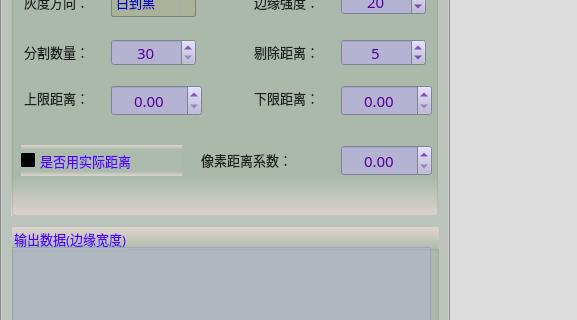
First picture: the form in QPlugins/GeometryMeasure/EdgeWidthMeasure/frmEdgeWidthMeasure.ui, repository qqqkoko123/opencv4workflow, before the edit; both pictures show x 0 to 577 and y 225 to 545 of the 1160 by 655 pixel window.
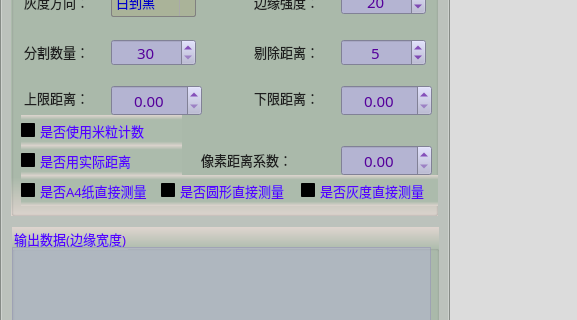
Second picture: the form after the edit. Icons and pictures are not drawn.

Commit message: 新增测量A4纸等物体和新增米粒计数检测

What changed in the file:
```diff
--- a/QPlugins/GeometryMeasure/EdgeWidthMeasure/frmEdgeWidthMeasure.ui
+++ b/QPlugins/GeometryMeasure/EdgeWidthMeasure/frmEdgeWidthMeasure.ui
@@ -957,6 +957,162 @@
          <string>&lt;html&gt;&lt;head/&gt;&lt;body&gt;&lt;p&gt;像素距离系数：&lt;/p&gt;&lt;/body&gt;&lt;/html&gt;</string>
         </property>
        </widget>
+       <widget class="QCheckBox" name="isActureDistance_2">
+        <property name="geometry">
+         <rect>
+          <x>10</x>
+          <y>220</y>
+          <width>161</width>
+          <height>31</height>
+         </rect>
+        </property>
+        <property name="font">
+         <font>
+          <family>微软雅黑</family>
+          <pointsize>10</pointsize>
+         </font>
+        </property>
+        <property name="styleSheet">
+         <string notr="true">QCheckBox{
+    color: rgb(30, 30, 30);
+	border-style: flat;
+	background: transparent;
+}
+QCheckBox::indicator {
+    width: 17px;
+    height: 17px;    
+}
+QCheckBox::indicator::unchecked {
+    image: url(:/resource/untick.png);
+}
+QCheckBox::indicator::checked {
+    image: url(:/resource/tick.png);
+};</string>
+        </property>
+        <property name="text">
+         <string>是否A4纸直接测量</string>
+        </property>
+        <property name="checked">
+         <bool>false</bool>
+        </property>
+       </widget>
+       <widget class="QCheckBox" name="isActureDistance_3">
+        <property name="geometry">
+         <rect>
+          <x>150</x>
+          <y>220</y>
+          <width>161</width>
+          <height>31</height>
+         </rect>
+        </property>
+        <property name="font">
+         <font>
+          <family>微软雅黑</family>
+          <pointsize>10</pointsize>
+         </font>
+        </property>
+        <property name="styleSheet">
+         <string notr="true">QCheckBox{
+    color: rgb(30, 30, 30);
+	border-style: flat;
+	background: transparent;
+}
+QCheckBox::indicator {
+    width: 17px;
+    height: 17px;    
+}
+QCheckBox::indicator::unchecked {
+    image: url(:/resource/untick.png);
+}
+QCheckBox::indicator::checked {
+    image: url(:/resource/tick.png);
+};</string>
+        </property>
+        <property name="text">
+         <string>是否圆形直接测量</string>
+        </property>
+        <property name="checked">
+         <bool>false</bool>
+        </property>
+       </widget>
+       <widget class="QCheckBox" name="isActureDistance_4">
+        <property name="geometry">
+         <rect>
+          <x>290</x>
+          <y>220</y>
+          <width>161</width>
+          <height>31</height>
+         </rect>
+        </property>
+        <property name="font">
+         <font>
+          <family>微软雅黑</family>
+          <pointsize>10</pointsize>
+         </font>
+        </property>
+        <property name="styleSheet">
+         <string notr="true">QCheckBox{
+    color: rgb(30, 30, 30);
+	border-style: flat;
+	background: transparent;
+}
+QCheckBox::indicator {
+    width: 17px;
+    height: 17px;    
+}
+QCheckBox::indicator::unchecked {
+    image: url(:/resource/untick.png);
+}
+QCheckBox::indicator::checked {
+    image: url(:/resource/tick.png);
+};</string>
+        </property>
+        <property name="text">
+         <string>是否灰度直接测量</string>
+        </property>
+        <property name="checked">
+         <bool>false</bool>
+        </property>
+       </widget>
+       <widget class="QCheckBox" name="isActureDistance_5">
+        <property name="geometry">
+         <rect>
+          <x>10</x>
+          <y>160</y>
+          <width>161</width>
+          <height>31</height>
+         </rect>
+        </property>
+        <property name="font">
+         <font>
+          <family>微软雅黑</family>
+          <pointsize>10</pointsize>
+         </font>
+        </property>
+        <property name="styleSheet">
+         <string notr="true">QCheckBox{
+    color: rgb(30, 30, 30);
+	border-style: flat;
+	background: transparent;
+}
+QCheckBox::indicator {
+    width: 17px;
+    height: 17px;    
+}
+QCheckBox::indicator::unchecked {
+    image: url(:/resource/untick.png);
+}
+QCheckBox::indicator::checked {
+    image: url(:/resource/tick.png);
+};</string>
+        </property>
+        <property name="text">
+         <string>是否使用米粒计数</string>
+        </property>
+        <property name="checked">
+         <bool>false</bool>
+        </property>
+       </widget>
       </widget>
       <widget class="QGroupBox" name="groupC3">
        <property name="geometry">
```
The commit also changes 2486 other files.
